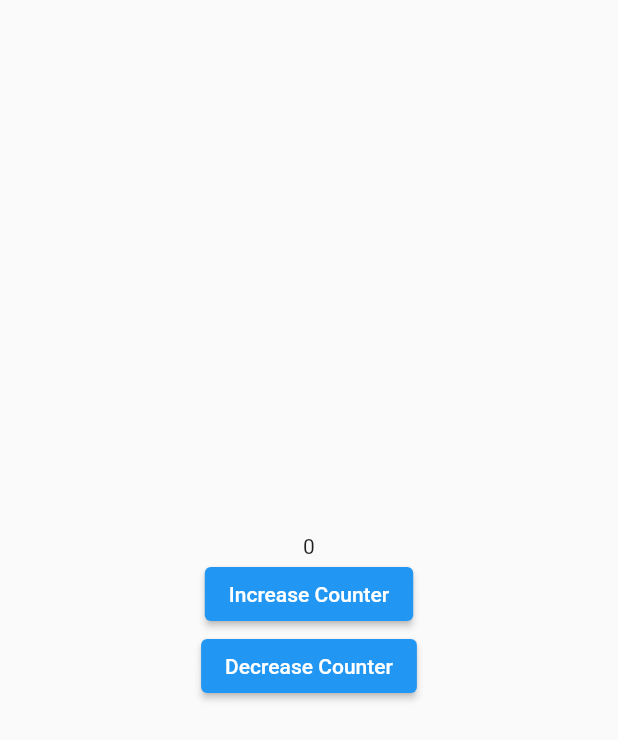
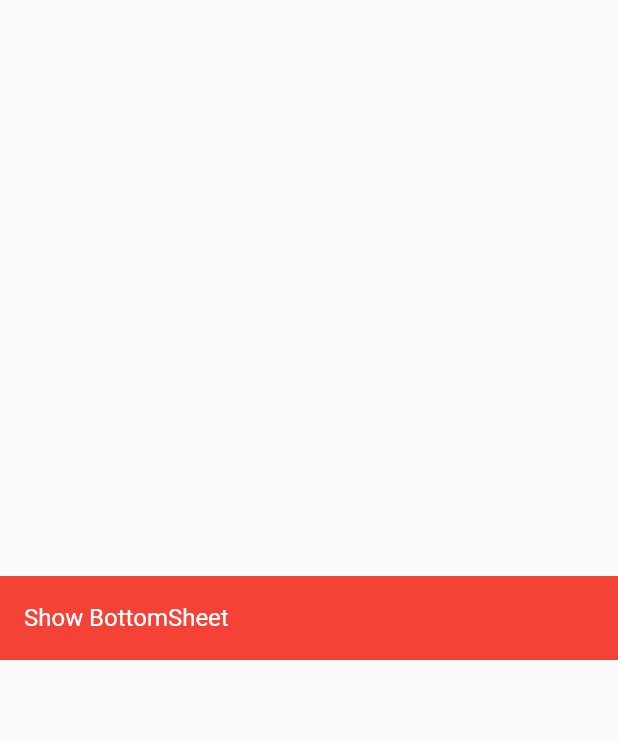
Before and after one commit to Harshhvermaa/Flutter-Getx-Tutorial, a Flutter app: the screen it shows after launch, on a phone screen of 412 x 824 dp. Shown: the top 740 px of the screen. Run offline on Flutter 3.47's test engine with Material 2 defaults, Android fonts, the light colour scheme and no system bars; our stand-ins replace get.

Commit message:
changeTheme

```diff
--- a/lib/main.dart
+++ b/lib/main.dart
@@ -1,6 +1,7 @@
 import 'package:flutter/material.dart';
 import 'package:get/get.dart';
 import 'package:getx_statemanagement/views/bottomsheet.dart';
+import 'package:getx_statemanagement/views/chngeTheme.dart';
 import 'package:getx_statemanagement/views/counterApp.dart';
 import 'package:getx_statemanagement/views/customdialog.dart';
 import 'package:getx_statemanagement/views/show_snackbar.dart';
@@ -15,7 +16,7 @@ class MyApp extends StatelessWidget {
   @override
   Widget build(BuildContext context) {
     return GetMaterialApp(
-      home: CounterApplication()
+      home: ChangeTheme()
     );
   }
 }
--- /dev/null
+++ b/lib/views/chngeTheme.dart
@@ -0,0 +1,64 @@
+import 'package:flutter/cupertino.dart';
+import 'package:flutter/material.dart';
+import 'package:get/get.dart';
+import 'package:get/get_core/src/get_main.dart';
+
+class ChangeTheme extends StatelessWidget {
+  const ChangeTheme({super.key});
+
+  @override
+  Widget build(BuildContext context) {
+    return SafeArea(
+      child: Scaffold(
+        body: Column(
+          mainAxisAlignment: MainAxisAlignment.center,
+          children: [
+            Container(
+              color: Colors.red,
+              child: ListTile(
+                title: Text("Show BottomSheet",style: TextStyle(color: Colors.white),),
+                onTap: () {
+                  openBottomSheet();
+                },
+              ),
+            )
+          ],
+        ),
+      ),
+    );
+  }
+
+openBottomSheet(){
+  Get.bottomSheet(
+    Column(
+      mainAxisAlignment: MainAxisAlignment.start,
+      children: [
+        const SizedBox(height: 20),
+        ListTile(
+          title: Text("Light Mode",style: TextStyle(color: Colors.black),),
+            onTap: () {
+              Get.changeTheme(ThemeData.light());
+              Get.back();
+            }
+        ),
+        ListTile(
+          title: Text("Dark Mode",style: TextStyle(color: Colors.black)),
+          onTap: () {
+            Get.changeTheme(ThemeData.dark());
+            Get.back();
+          }
+        ),
+        ListTile(
+          title: Text("Close bottom sheet",style: TextStyle(color: Colors.black)),
+          onTap: () => Get.back(),
+        ),
+      ],
+    ),
+    backgroundColor: Colors.white,
+    elevation: 0,
+    shape: RoundedRectangleBorder(
+      borderRadius: BorderRadius.circular(10),
+    ),
+  );
+}
+}
```
Also changed, not shown: lib/views/counterApp.dart (line endings or trailing spaces).
